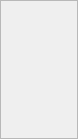
mjc-ermont/2011, file Programmation/Codes fonctionnels/ChronoReaderWidget/chronoreaderwidget.ui: the form before one commit.
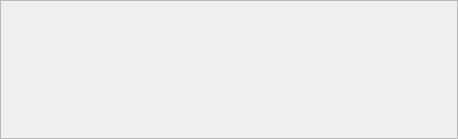
The form after the commit.

Diff of the .ui file:
```diff
--- a/Programmation/Codes fonctionnels/ChronoReaderWidget/chronoreaderwidget.ui
+++ b/Programmation/Codes fonctionnels/ChronoReaderWidget/chronoreaderwidget.ui
@@ -6,14 +6,14 @@
    <rect>
     <x>0</x>
     <y>0</y>
-    <width>78</width>
+    <width>458</width>
     <height>139</height>
    </rect>
   </property>
   <property name="windowTitle">
    <string>ChronoReaderWidget</string>
   </property>
-  <layout class="QHBoxLayout" name="layout_2">
+  <layout class="QVBoxLayout" name="verticalLayout">
    <property name="spacing">
     <number>0</number>
    </property>
@@ -33,7 +33,7 @@
        <rect>
         <x>0</x>
         <y>0</y>
-        <width>76</width>
+        <width>456</width>
         <height>137</height>
        </rect>
       </property>
```
